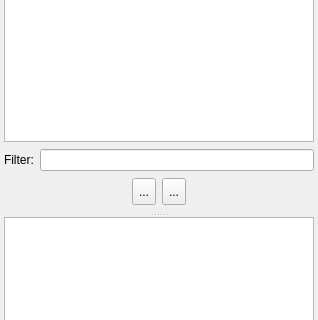
pgmodeler/pgmodeler, file libpgmodeler_ui/ui/databaseexplorerwidget.ui: the form before one commit; both pictures show x 0 to 318 and y 201 to 521 of the 318 by 702 pixel window.
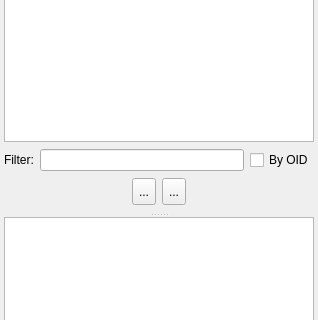
The form after the commit. Icons and pictures are not drawn.

What changed in the file:
```diff
--- a/libpgmodeler_ui/ui/databaseexplorerwidget.ui
+++ b/libpgmodeler_ui/ui/databaseexplorerwidget.ui
@@ -333,6 +333,13 @@
               </property>
              </widget>
             </item>
+            <item>
+             <widget class="QCheckBox" name="by_oid_chk">
+              <property name="text">
+               <string>By OID</string>
+              </property>
+             </widget>
+            </item>
            </layout>
           </item>
          </layout>
```
Left out of the diff: 2 changed lines with no effect on the pictures.
